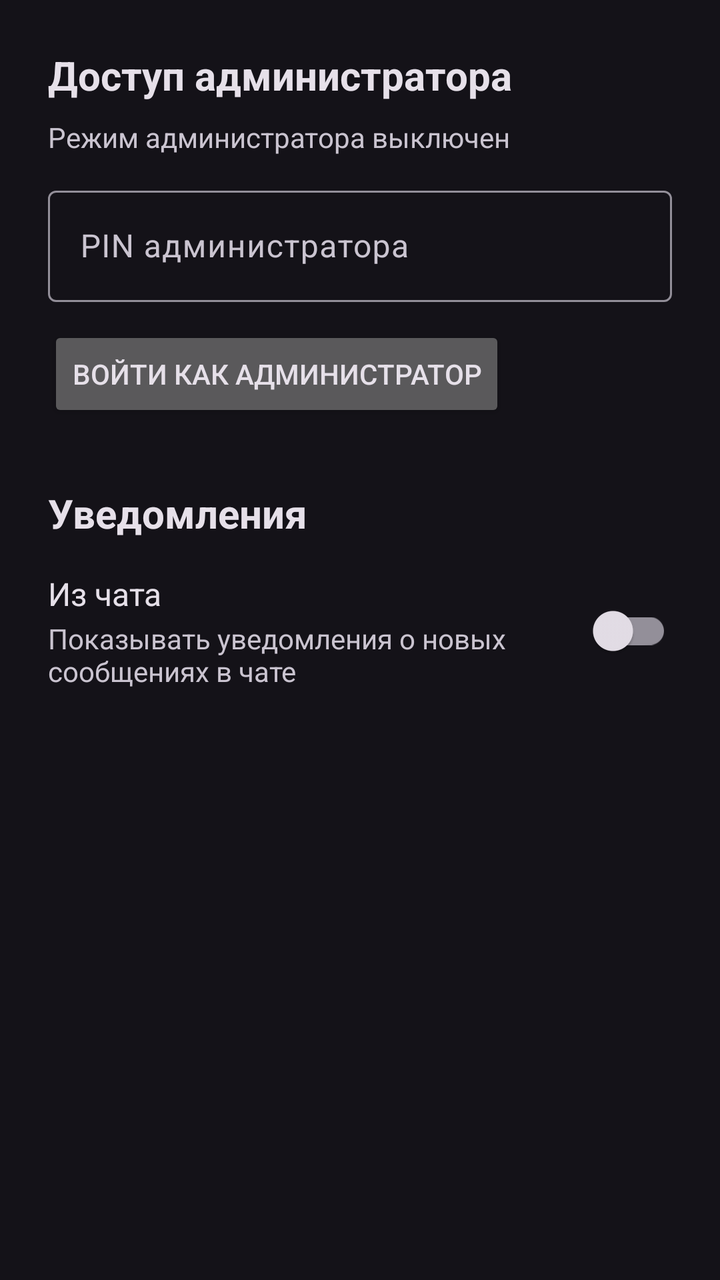
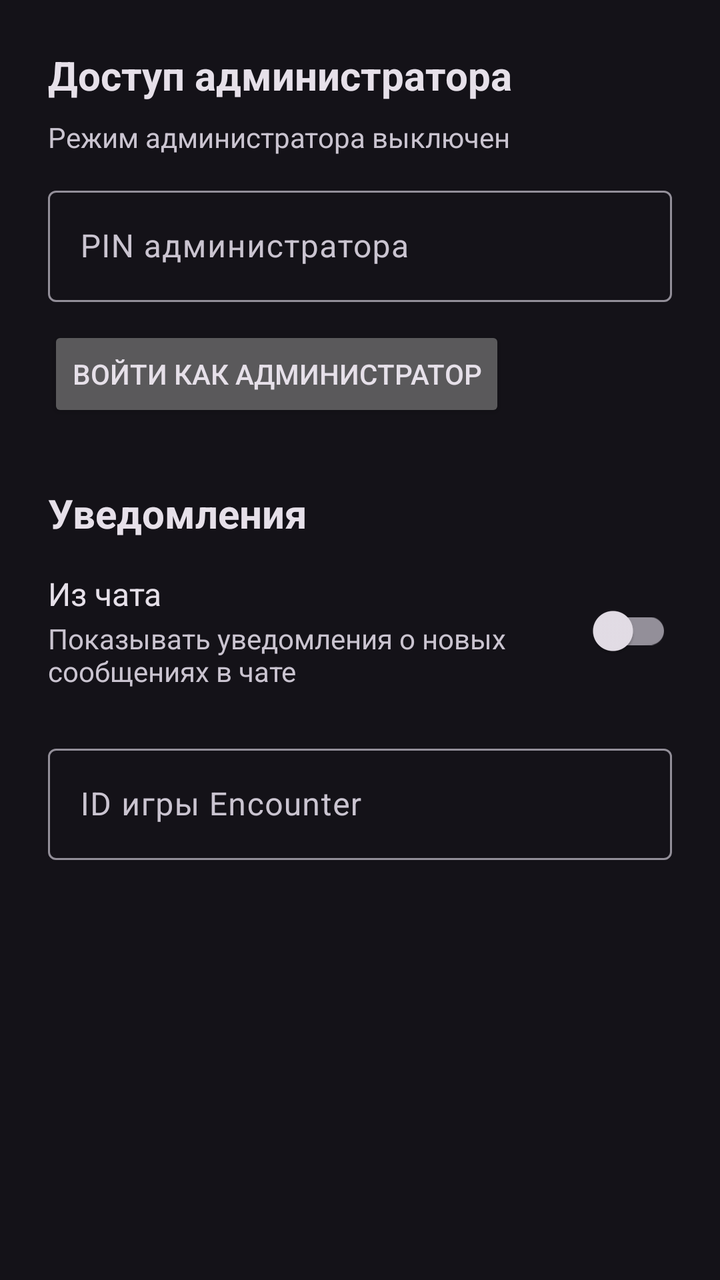

Compare the two renders of this Android layout. The source of the first and the diff that turns it into the second are given below.
<!-- AndroidManifest.xml: application theme Theme.GameChatAndroid -->
<!-- res/layout/fragment_settings.xml -->
<?xml version="1.0" encoding="utf-8"?>
<ScrollView xmlns:android="http://schemas.android.com/apk/res/android"
    android:layout_width="match_parent"
    android:layout_height="match_parent"
    android:fillViewport="true">

    <LinearLayout
        android:layout_width="match_parent"
        android:layout_height="wrap_content"
        android:background="?attr/colorSurface"
        android:orientation="vertical"
        android:padding="24dp">

        <TextView
            android:id="@+id/adminTitle"
            android:layout_width="wrap_content"
            android:layout_height="wrap_content"
            android:text="@string/admin_section_title"
            android:textColor="?attr/colorOnSurface"
            android:textSize="20sp"
            android:textStyle="bold" />

        <TextView
            android:id="@+id/adminStatusText"
            android:layout_width="wrap_content"
            android:layout_height="wrap_content"
            android:layout_marginTop="8dp"
            android:text="@string/admin_status_off"
            android:textColor="?attr/colorOnSurfaceVariant"
            android:textSize="14sp" />

        <com.google.android.material.textfield.TextInputLayout
            android:id="@+id/adminPinLayout"
            android:layout_width="match_parent"
            android:layout_height="wrap_content"
            android:layout_marginTop="12dp"
            android:hint="@string/admin_pin_hint">

            <com.google.android.material.textfield.TextInputEditText
                android:id="@+id/adminPinInput"
                android:layout_width="match_parent"
                android:layout_height="wrap_content"
                android:imeOptions="actionDone"
                android:inputType="numberPassword"
                android:maxLines="1" />
        </com.google.android.material.textfield.TextInputLayout>

        <Button
            android:id="@+id/adminLoginButton"
            android:layout_width="wrap_content"
            android:layout_height="wrap_content"
            android:layout_marginTop="12dp"
            android:text="@string/admin_login" />

        <Button
            android:id="@+id/adminLogoutButton"
            android:layout_width="wrap_content"
            android:layout_height="wrap_content"
            android:layout_marginTop="12dp"
            android:text="@string/admin_logout"
            android:visibility="gone" />
            
        
        <TextView
            android:layout_width="wrap_content"
            android:layout_height="wrap_content"
            android:layout_marginTop="32dp"
            android:text="@string/settings_notifications_title"
            android:textColor="?attr/colorOnSurface"
            android:textSize="20sp"
            android:textStyle="bold" />
            
        <LinearLayout
            android:layout_width="match_parent"
            android:layout_height="wrap_content"
            android:layout_marginTop="16dp"
            android:orientation="horizontal"
            android:gravity="center_vertical">
            
            <LinearLayout
                android:layout_width="0dp"
                android:layout_height="wrap_content"
                android:layout_weight="1"
                android:orientation="vertical">
                
                <TextView
                    android:layout_width="wrap_content"
                    android:layout_height="wrap_content"
                    android:text="@string/settings_chat_notifications"
                    android:textColor="?attr/colorOnSurface"
                    android:textSize="16sp" />
                    
                <TextView
                    android:layout_width="wrap_content"
                    android:layout_height="wrap_content"
                    android:layout_marginTop="2dp"
                    android:text="@string/settings_chat_notifications_summary"
                    android:textColor="?attr/colorOnSurfaceVariant"
                    android:textSize="14sp" />
            </LinearLayout>
            
            <androidx.appcompat.widget.SwitchCompat
                android:id="@+id/chatNotificationsSwitch"
                android:layout_width="wrap_content"
                android:layout_height="wrap_content"
                android:layout_marginStart="16dp" />
        </LinearLayout>
    </LinearLayout>
</ScrollView>
<!-- resources referenced by this layout -->
<resources>
  <string name="admin_login">Войти как администратор</string>
  <string name="admin_logout">Выйти из режима администратора</string>
  <string name="admin_pin_hint">PIN администратора</string>
  <string name="admin_section_title">Доступ администратора</string>
  <string name="admin_status_off">Режим администратора выключен</string>
  <string name="settings_chat_notifications">Из чата</string>
  <string name="settings_chat_notifications_summary">Показывать уведомления о новых сообщениях в чате</string>
  <string name="settings_notifications_title">Уведомления</string>
  <style name="Theme.GameChatAndroid" parent="Theme.Material3.Dark.NoActionBar">
          <item name="colorPrimary">#7AA2FF</item>
          <item name="colorOnPrimary">#0B1220</item>
          <item name="colorPrimaryContainer">#7AA2FF</item>
          <item name="colorOnPrimaryContainer">#0B1220</item>
          <item name="android:statusBarColor">?attr/colorSurface</item>
          <item name="android:navigationBarColor">?attr/colorSurface</item>
      </style>
</resources>

<!-- the commit's change to res/layout/fragment_settings.xml (unified diff, before → after) -->
@@ -105,5 +105,21 @@
                 android:layout_height="wrap_content"
                 android:layout_marginStart="16dp" />
         </LinearLayout>
+        
+        
+        <com.google.android.material.textfield.TextInputLayout
+            android:id="@+id/gameIdLayout"
+            android:layout_width="match_parent"
+            android:layout_height="wrap_content"
+            android:layout_marginTop="24dp"
+            android:hint="@string/settings_enc_game_id_hint">
+
+            <com.google.android.material.textfield.TextInputEditText
+                android:id="@+id/gameIdInput"
+                android:layout_width="match_parent"
+                android:layout_height="wrap_content"
+                android:enabled="false"
+                android:maxLines="1" />
+        </com.google.android.material.textfield.TextInputLayout>
     </LinearLayout>
 </ScrollView>
<!-- resource entries referenced after the edit -->
@@ -7,6 +7,7 @@
   <string name="admin_status_off">Режим администратора выключен</string>
   <string name="settings_chat_notifications">Из чата</string>
   <string name="settings_chat_notifications_summary">Показывать уведомления о новых сообщениях в чате</string>
+  <string name="settings_enc_game_id_hint">ID игры Encounter</string>
   <string name="settings_notifications_title">Уведомления</string>
   <style name="Theme.GameChatAndroid" parent="Theme.Material3.Dark.NoActionBar">
           <item name="colorPrimary">#7AA2FF</item>
